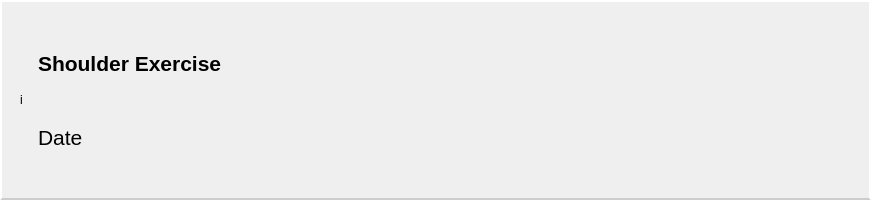
First picture: the form in copyclare/ui/history_card.ui, repository MotionInput/Team14-CopyClare, before the edit.
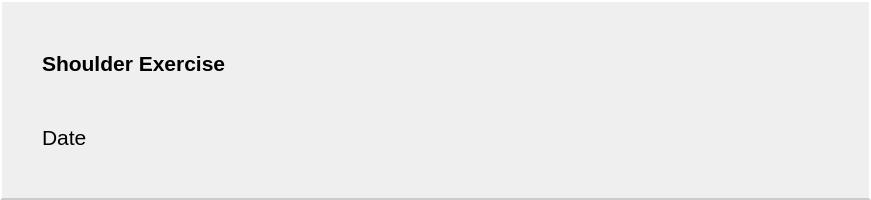
Second picture: the form after the edit. Icons and pictures are not drawn.

Commit message: progress chart now updates after each exercise attempt; label edits; website  req edits

The edit to the form file:
```diff
--- a/copyclare/ui/history_card.ui
+++ b/copyclare/ui/history_card.ui
@@ -49,7 +49,7 @@
          </size>
         </property>
         <property name="text">
-         <string>i</string>
+         <string/>
         </property>
        </widget>
       </item>
```
The commit also changes 6 other files.
